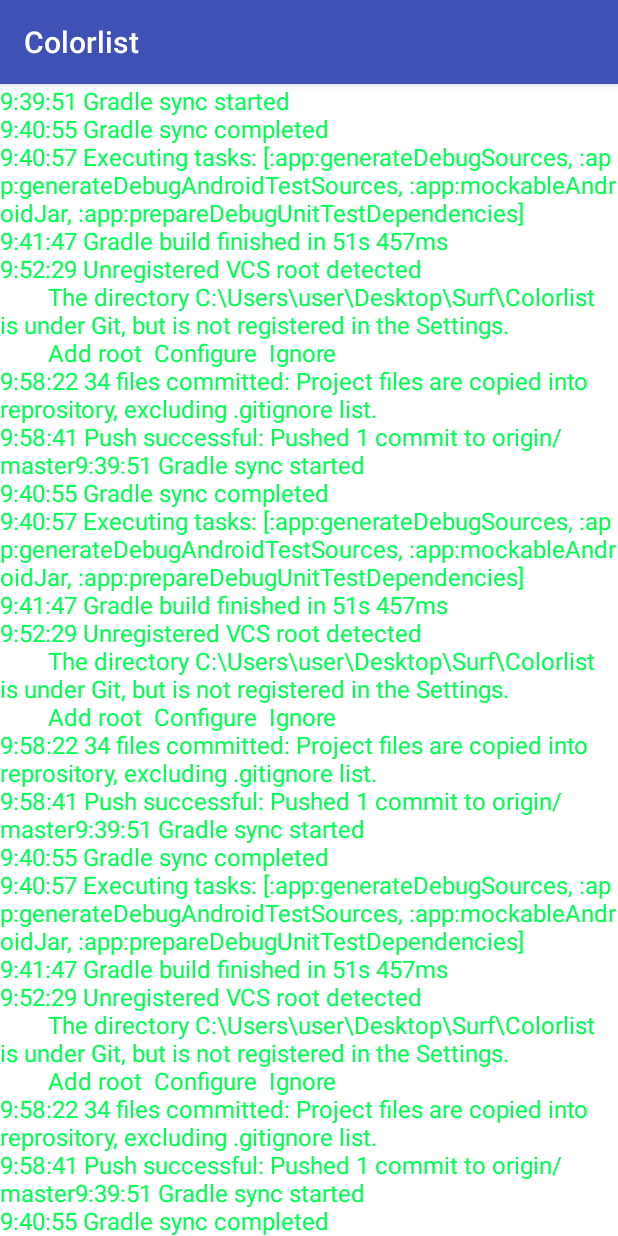
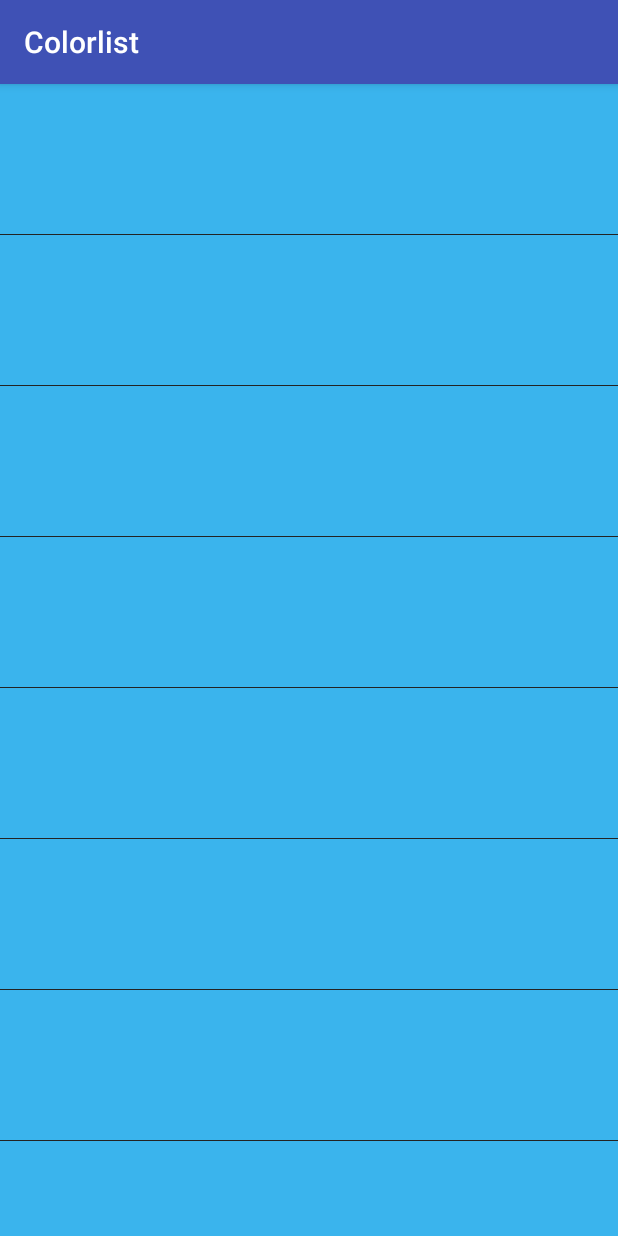
Before and after one commit to nikimakarov/Colorlist, an Android app: the screen it shows after launch (MainActivity), on a phone screen of 412 x 824 dp. Run offline under Robolectric (Android 15) with nearby library versions, the light colour scheme and no system bars.

Commit message:
Colorlist. Version 0.2. Changed activity_main.xml. (ListView is used for now instead of ScrollView). Changed MainActivity.java (Created list of 360 elements that have item.xml layout - all of them are blue. Added an ArrayAdapter<String>. Added a personal click for each element with showing its id with the help of setOnItemClickListener.) Added item.xml. (layout for elements of list) Changes styles.xml. (OverScroll mode added to exclude scrolling over the list)

```diff
--- a/app/src/main/java/ru/surf/nikita_makarov/MainActivity.java
+++ b/app/src/main/java/ru/surf/nikita_makarov/MainActivity.java
@@ -2,63 +2,43 @@ package ru.surf.nikita_makarov;
 
 import android.support.v7.app.AppCompatActivity;
 import android.os.Bundle;
-import android.widget.TextView;
+import android.view.View;
+import android.widget.AdapterView;
+import android.widget.ArrayAdapter;
+import android.widget.ListView;
+import android.widget.Toast;
 
 public class MainActivity extends AppCompatActivity {
+
+    // элементы списка которые будут в него внесены
+    String[] colors = new String[360];
 
     @Override
     protected void onCreate(Bundle savedInstanceState) {
         super.onCreate(savedInstanceState);
         setContentView(R.layout.activity_main);
-        TextView text = (TextView) findViewById(R.id.text);
-        text.setText("9:39:51 Gradle sync started\n" +
-                "9:40:55 Gradle sync completed\n" +
-                "9:40:57 Executing tasks: [:app:generateDebugSources, :app:generateDebugAndroidTestSources, :app:mockableAndroidJar, :app:prepareDebugUnitTestDependencies]\n" +
-                "9:41:47 Gradle build finished in 51s 457ms\n" +
-                "9:52:29 Unregistered VCS root detected\n" +
-                "        The directory C:\\Users\\user\\Desktop\\Surf\\Colorlist is under Git, but is not registered in the Settings.\n" +
-                "        Add root  Configure  Ignore\n" +
-                "9:58:22 34 files committed: Project files are copied into reprository, excluding .gitignore list.\n" +
-                "9:58:41 Push successful: Pushed 1 commit to origin/master" + "9:39:51 Gradle sync started\n" +
-                "9:40:55 Gradle sync completed\n" +
-                "9:40:57 Executing tasks: [:app:generateDebugSources, :app:generateDebugAndroidTestSources, :app:mockableAndroidJar, :app:prepareDebugUnitTestDependencies]\n" +
-                "9:41:47 Gradle build finished in 51s 457ms\n" +
-                "9:52:29 Unregistered VCS root detected\n" +
-                "        The directory C:\\Users\\user\\Desktop\\Surf\\Colorlist is under Git, but is not registered in the Settings.\n" +
-                "        Add root  Configure  Ignore\n" +
-                "9:58:22 34 files committed: Project files are copied into reprository, excluding .gitignore list.\n" +
-                "9:58:41 Push successful: Pushed 1 commit to origin/master" + "9:39:51 Gradle sync started\n" +
-                "9:40:55 Gradle sync completed\n" +
-                "9:40:57 Executing tasks: [:app:generateDebugSources, :app:generateDebugAndroidTestSources, :app:mockableAndroidJar, :app:prepareDebugUnitTestDependencies]\n" +
-                "9:41:47 Gradle build finished in 51s 457ms\n" +
-                "9:52:29 Unregistered VCS root detected\n" +
-                "        The directory C:\\Users\\user\\Desktop\\Surf\\Colorlist is under Git, but is not registered in the Settings.\n" +
-                "        Add root  Configure  Ignore\n" +
-                "9:58:22 34 files committed: Project files are copied into reprository, excluding .gitignore list.\n" +
-                "9:58:41 Push successful: Pushed 1 commit to origin/master" + "9:39:51 Gradle sync started\n" +
-                "9:40:55 Gradle sync completed\n" +
-                "9:40:57 Executing tasks: [:app:generateDebugSources, :app:generateDebugAndroidTestSources, :app:mockableAndroidJar, :app:prepareDebugUnitTestDependencies]\n" +
-                "9:41:47 Gradle build finished in 51s 457ms\n" +
-                "9:52:29 Unregistered VCS root detected\n" +
-                "        The directory C:\\Users\\user\\Desktop\\Surf\\Colorlist is under Git, but is not registered in the Settings.\n" +
-                "        Add root  Configure  Ignore\n" +
-                "9:58:22 34 files committed: Project files are copied into reprository, excluding .gitignore list.\n" +
-                "9:58:41 Push successful: Pushed 1 commit to origin/master" + "9:39:51 Gradle sync started\n" +
-                "9:40:55 Gradle sync completed\n" +
-                "9:40:57 Executing tasks: [:app:generateDebugSources, :app:generateDebugAndroidTestSources, :app:mockableAndroidJar, :app:prepareDebugUnitTestDependencies]\n" +
-                "9:41:47 Gradle build finished in 51s 457ms\n" +
-                "9:52:29 Unregistered VCS root detected\n" +
-                "        The directory C:\\Users\\user\\Desktop\\Surf\\Colorlist is under Git, but is not registered in the Settings.\n" +
-                "        Add root  Configure  Ignore\n" +
-                "9:58:22 34 files committed: Project files are copied into reprository, excluding .gitignore list.\n" +
-                "9:58:41 Push successful: Pushed 1 commit to origin/master" + "9:39:51 Gradle sync started\n" +
-                "9:40:55 Gradle sync completed\n" +
-                "9:40:57 Executing tasks: [:app:generateDebugSources, :app:generateDebugAndroidTestSources, :app:mockableAndroidJar, :app:prepareDebugUnitTestDependencies]\n" +
-                "9:41:47 Gradle build finished in 51s 457ms\n" +
-                "9:52:29 Unregistered VCS root detected\n" +
-                "        The directory C:\\Users\\user\\Desktop\\Surf\\Colorlist is under Git, but is not registered in the Settings.\n" +
-                "        Add root  Configure  Ignore\n" +
-                "9:58:22 34 files committed: Project files are copied into reprository, excluding .gitignore list.\n" +
-                "9:58:41 Push successful: Pushed 1 commit to origin/master");
+
+        // связываемся с ListView
+        ListView list = (ListView) findViewById(R.id.list);
+
+        //заполняем элементы списка
+        for (int i=0;i<360;i++)
+            colors[i] = "";
+
+        // создаем адаптер
+        ArrayAdapter<String> adapter = new ArrayAdapter<>(this, R.layout.item, colors);
+
+        // устанавливаем адаптер списку
+        list.setAdapter(adapter);
+
+        // пробный клик для каждого элемента списка
+        list.setOnItemClickListener(new AdapterView.OnItemClickListener()
+        {
+            public void onItemClick(AdapterView<?> parent, View view, int position, long id)
+            {
+                Toast.makeText(getApplicationContext(), "itemClick: position = " +
+                                position + ", id = " + id, Toast.LENGTH_SHORT).show();
+            }
+        });
     }
 }
--- a/app/src/main/res/layout/activity_main.xml
+++ b/app/src/main/res/layout/activity_main.xml
@@ -1,27 +1,12 @@
 <?xml version="1.0" encoding="utf-8"?>
-<RelativeLayout xmlns:android="http://schemas.android.com/apk/res/android"
-    xmlns:tools="http://schemas.android.com/tools"
-    android:layout_width="match_parent"
-    android:layout_height="match_parent"
-    tools:context="ru.surf.nikita_makarov.MainActivity">
-
-    <ScrollView
-        android:id="@+id/scroll"
+<LinearLayout xmlns:android="http://schemas.android.com/apk/res/android"
+    android:orientation="horizontal"
+    android:layout_width="fill_parent"
+    android:layout_height="fill_parent"
+    >
+    <ListView
+        android:id="@+id/list"
         android:layout_width="match_parent"
-        android:layout_height="match_parent">
-     <TextView
-         android:id="@+id/text"
-         android:layout_width="match_parent"
-         android:layout_height="match_parent"
-         android:textColor="#00ff51"
-         android:background="#FFFFFF"
-         android:textSize="24px"
-         android:shadowDx="0"
-         android:shadowDy="0"
-         android:shadowRadius="0"
-         android:shadowColor="#FFFFFF"
-         android:isScrollContainer="true"
-         />
-
-    </ScrollView>
-</RelativeLayout>
+        android:layout_height="wrap_content">
+    </ListView>
+</LinearLayout>
--- /dev/null
+++ b/app/src/main/res/layout/item.xml
@@ -0,0 +1,12 @@
+<?xml version="1.0" encoding="utf-8"?>
+<TextView
+    xmlns:android="http://schemas.android.com/apk/res/android"
+    android:id="@+id/textView1"
+    android:layout_width="match_parent"
+    android:layout_height="100dp"
+    android:gravity="center_horizontal"
+    android:background="#3ab4ed"
+    android:textColor="#FFFFFF"
+    android:textSize="24sp"
+    android:padding="10dp">
+</TextView>
--- a/app/src/main/res/values/styles.xml
+++ b/app/src/main/res/values/styles.xml
@@ -6,6 +6,16 @@
         <item name="colorPrimary">@color/colorPrimary</item>
         <item name="colorPrimaryDark">@color/colorPrimaryDark</item>
         <item name="colorAccent">@color/colorAccent</item>
+        <item name="android:listViewStyle">@style/Widget.MyTheme.ListView</item>
+        <item name="android:scrollViewStyle">@style/Widget.MyTheme.ScrollView</item>
+    </style>
+
+    <style name="Widget.MyTheme.ListView" parent="android:Widget.ListView">
+        <item name="android:overScrollMode">never</item>
+    </style>
+
+    <style name="Widget.MyTheme.ScrollView" parent="android:Widget.ScrollView">
+        <item name="android:overScrollMode">never</item>
     </style>
 
 </resources>
```
